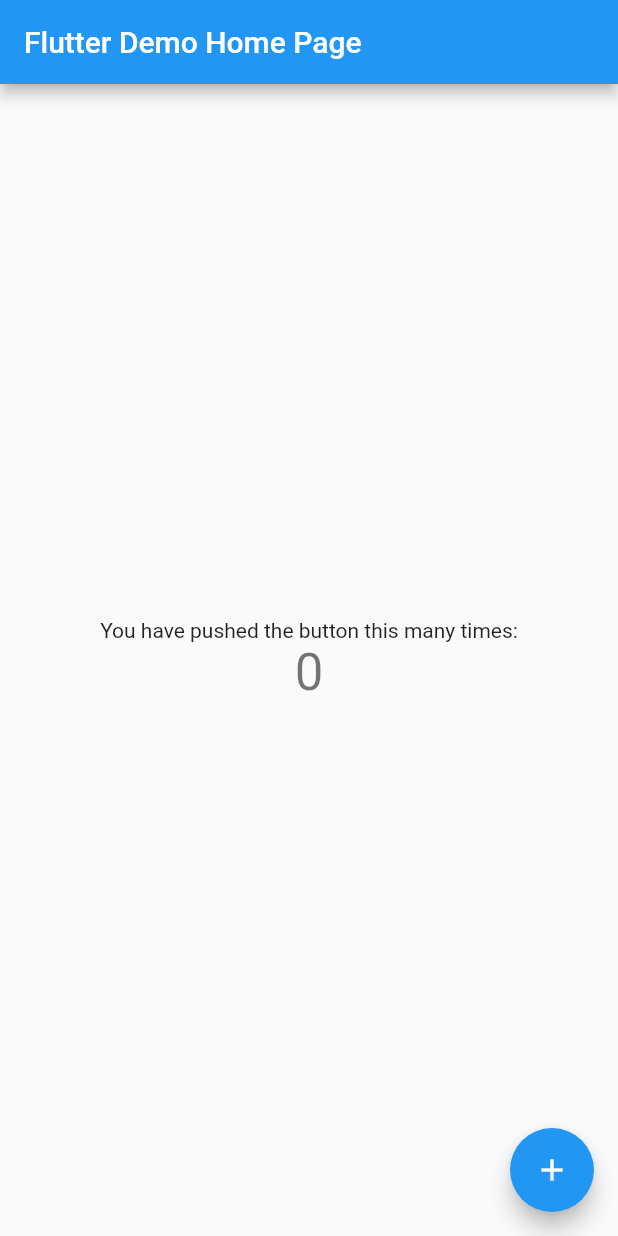
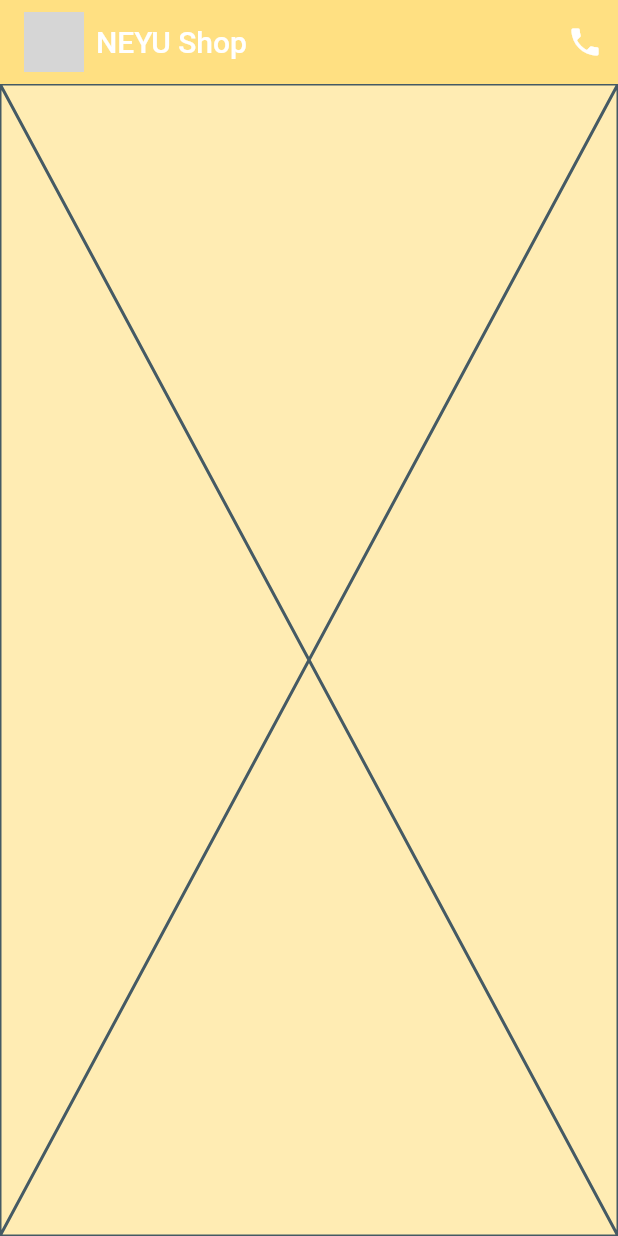
Before and after one commit to PeterHo249/neyu_shop, a Flutter app: the screen it shows after launch, on a phone screen of 412 x 824 dp. Run offline on Flutter 3.47's test engine with Material 2 defaults, Android fonts, the light colour scheme and no system bars; grey boxes are pictures that could not be loaded.

Commit message:
master baseline for appbar

```diff
--- a/lib/main.dart
+++ b/lib/main.dart
@@ -1,113 +1,22 @@
 import 'package:flutter/material.dart';
+import 'views/homepage.dart';
 
 void main() {
-  runApp(MyApp());
+  runApp(MainApp());
 }
 
-class MyApp extends StatelessWidget {
-  // This widget is the root of your application.
+class MainApp extends StatelessWidget {
+  final theme = ThemeData(
+    backgroundColor: Colors.amber.shade600,
+    scaffoldBackgroundColor: Colors.amber.shade100,
+  );
+
   @override
   Widget build(BuildContext context) {
     return MaterialApp(
-      title: 'Flutter Demo',
-      theme: ThemeData(
-        // This is the theme of your application.
-        //
-        // Try running your application with "flutter run". You'll see the
-        // application has a blue toolbar. Then, without quitting the app, try
-        // changing the primarySwatch below to Colors.green and then invoke
-        // "hot reload" (press "r" in the console where you ran "flutter run",
-        // or simply save your changes to "hot reload" in a Flutter IDE).
-        // Notice that the counter didn't reset back to zero; the application
-        // is not restarted.
-        primarySwatch: Colors.blue,
-      ),
-      home: MyHomePage(title: 'Flutter Demo Home Page'),
+      theme: theme,
+      debugShowCheckedModeBanner: false,
+      home: HomePage(),
     );
   }
 }
-
-class MyHomePage extends StatefulWidget {
-  MyHomePage({Key? key, this.title}) : super(key: key);
-
-  // This widget is the home page of your application. It is stateful, meaning
-  // that it has a State object (defined below) that contains fields that affect
-  // how it looks.
-
-  // This class is the configuration for the state. It holds the values (in this
-  // case the title) provided by the parent (in this case the App widget) and
-  // used by the build method of the State. Fields in a Widget subclass are
-  // always marked "final".
-
-  final String? title;
-
-  @override
-  _MyHomePageState createState() => _MyHomePageState();
-}
-
-class _MyHomePageState extends State<MyHomePage> {
-  int _counter = 0;
-
-  void _incrementCounter() {
-    setState(() {
-      // This call to setState tells the Flutter framework that something has
-      // changed in this State, which causes it to rerun the build method below
-      // so that the display can reflect the updated values. If we changed
-      // _counter without calling setState(), then the build method would not be
-      // called again, and so nothing would appear to happen.
-      _counter++;
-    });
-  }
-
-  @override
-  Widget build(BuildContext context) {
-    // This method is rerun every time setState is called, for instance as done
-    // by the _incrementCounter method above.
-    //
-    // The Flutter framework has been optimized to make rerunning build methods
-    // fast, so that you can just rebuild anything that needs updating rather
-    // than having to individually change instances of widgets.
-    return Scaffold(
-      appBar: AppBar(
-        // Here we take the value from the MyHomePage object that was created by
-        // the App.build method, and use it to set our appbar title.
-        title: Text(widget.title!),
-      ),
-      body: Center(
-        // Center is a layout widget. It takes a single child and positions it
-        // in the middle of the parent.
-        child: Column(
-          // Column is also a layout widget. It takes a list of children and
-          // arranges them vertically. By default, it sizes itself to fit its
-          // children horizontally, and tries to be as tall as its parent.
-          //
-          // Invoke "debug painting" (press "p" in the console, choose the
-          // "Toggle Debug Paint" action from the Flutter Inspector in Android
-          // Studio, or the "Toggle Debug Paint" command in Visual Studio Code)
-          // to see the wireframe for each widget.
-          //
-          // Column has various properties to control how it sizes itself and
-          // how it positions its children. Here we use mainAxisAlignment to
-          // center the children vertically; the main axis here is the vertical
-          // axis because Columns are vertical (the cross axis would be
-          // horizontal).
-          mainAxisAlignment: MainAxisAlignment.center,
-          children: <Widget>[
-            Text(
-              'You have pushed the button this many times:',
-            ),
-            Text(
-              '$_counter',
-              style: Theme.of(context).textTheme.headline4,
-            ),
-          ],
-        ),
-      ),
-      floatingActionButton: FloatingActionButton(
-        onPressed: _incrementCounter,
-        tooltip: 'Increment',
-        child: Icon(Icons.add),
-      ), // This trailing comma makes auto-formatting nicer for build methods.
-    );
-  }
-}
--- /dev/null
+++ b/lib/utils/action_data.dart
@@ -0,0 +1,20 @@
+import 'package:flutter/cupertino.dart';
+import 'package:flutter/material.dart';
+
+class ActionData {
+  final IconData icon;
+  final String title;
+
+  ActionData({required this.icon, required this.title});
+}
+
+class ActionDataEnum {
+  static final contact = ActionData(
+    icon: Icons.local_phone,
+    title: "Contact",
+  );
+
+  static final actionDatas = [
+    contact,
+  ];
+}
--- /dev/null
+++ b/lib/views/homepage.dart
@@ -0,0 +1,69 @@
+import 'package:flutter/material.dart';
+import 'package:neyu_shop/utils/action_data.dart';
+
+class HomePage extends StatefulWidget {
+  @override
+  _HomePageState createState() => _HomePageState();
+}
+
+class _HomePageState extends State<HomePage> {
+  @override
+  Widget build(BuildContext context) {
+    return Scaffold(
+      appBar: _buildAppBar(context),
+      body: Placeholder(),
+    );
+  }
+
+  AppBar _buildAppBar(BuildContext context) {
+    return AppBar(
+      title: Row(
+        crossAxisAlignment: CrossAxisAlignment.center,
+        mainAxisAlignment: MainAxisAlignment.start,
+        mainAxisSize: MainAxisSize.min,
+        children: [
+          CircleAvatar(
+            backgroundImage: AssetImage('img/placeholder.png'),
+          ),
+          Padding(
+            padding: const EdgeInsets.all(8.0),
+            child: Text(
+              'NEYU Shop',
+            ),
+          ),
+        ],
+      ),
+      backgroundColor: Colors.amber.shade200,
+      elevation: 0.0,
+      actions: ActionDataEnum.actionDatas
+          .asMap()
+          .map(
+            (i, actionData) {
+              return MapEntry(
+                i,
+                _buildAppBarAction(
+                  context,
+                  actionData,
+                ),
+              );
+            },
+          )
+          .values
+          .toList(),
+    );
+  }
+
+  Widget _buildAppBarAction(BuildContext context, ActionData actionData) {
+    return InkWell(
+      onTap: () {},
+      child: Padding(
+        padding: const EdgeInsets.all(10.0),
+        child: Center(
+          child: MediaQuery.of(context).size.width > 500.0
+              ? Text(actionData.title)
+              : Icon(actionData.icon),
+        ),
+      ),
+    );
+  }
+}
--- a/pubspec.yaml
+++ b/pubspec.yaml
@@ -45,9 +45,8 @@
   uses-material-design: true
 
   # To add assets to your application, add an assets section, like this:
-  # assets:
-  #   - images/a_dot_burr.jpeg
-  #   - images/a_dot_ham.jpeg
+  assets:
+    - assets/img/placeholder.png
 
   # An image asset can refer to one or more resolution-specific "variants", see
   # https://flutter.dev/assets-and-images/#resolution-aware.
```
Also changed, not shown: assets/img/placeholder.png (added), 1 other file.
